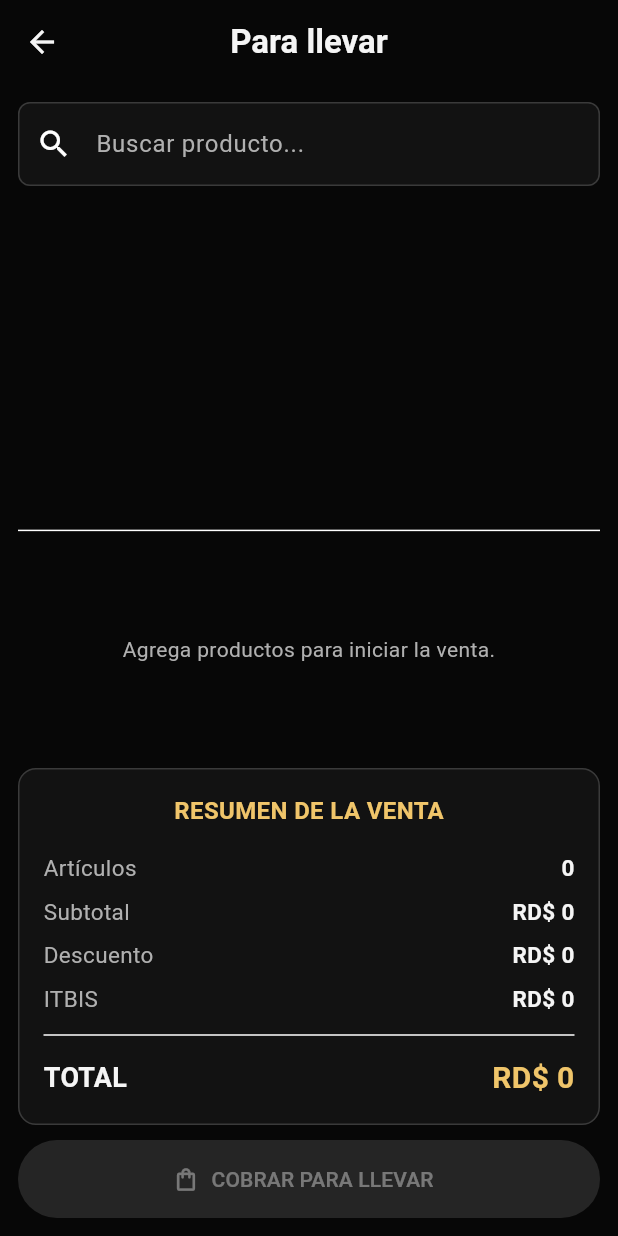
After one commit to Elilearner/privity_pos, a Flutter app: the TakeawayScreen screen opened directly, on a phone screen of 412 x 824 dp. The commit adds this screen. Run offline on Flutter 3.47's test engine with Material 3 defaults, Android fonts, the phone set to English and light mode, and no system bars; our stand-ins replace drift, drift_flutter; accounts and stored records are empty; generated files the repository leaves out were written again; statements that could not run were skipped.

Commit message:
Add takeaway sales flow

```diff
--- a/lib/core/business_config.dart
+++ b/lib/core/business_config.dart
@@ -10,13 +10,13 @@ class BusinessConfig {
   static const int totalTables = 8;
 
   static const bool enableMultipleAccounts = true;
+  // Ventas Rapidas
+  static const bool enableTakeaway = true;
 
   // Tipos de venta
   static const bool enableTableSales = true;
 
   static const bool enableQuickSale = true;
-
-  static const bool enableTakeaway = true;
 
   static const bool enableDelivery = true;
 
--- /dev/null
+++ b/lib/screens/takeaway/takeaway_screen.dart
@@ -0,0 +1,173 @@
+import 'package:flutter/material.dart';
+
+import '../../core/app_colors.dart';
+import '../../models/invoice_item.dart';
+import '../../models/sale_draft.dart';
+import '../../models/sale_type.dart';
+import '../../services/service_locator.dart';
+import '../../widgets/invoice/invoice_item_card.dart';
+import '../../widgets/invoice/invoice_summary_card.dart';
+import '../../widgets/products/product_card.dart';
+import '../payment/payment_screen.dart';
+
+class TakeawayScreen extends StatefulWidget {
+  const TakeawayScreen({super.key});
+
+  @override
+  State<TakeawayScreen> createState() => _TakeawayScreenState();
+}
+
+class _TakeawayScreenState extends State<TakeawayScreen> {
+  final SaleDraft _draft = SaleDraft(type: SaleType.takeaway);
+
+  String _searchQuery = '';
+
+  @override
+  Widget build(BuildContext context) {
+    final products = Services.products.search(_searchQuery);
+
+    return Scaffold(
+      appBar: AppBar(title: const Text('Para llevar')),
+      body: Padding(
+        padding: const EdgeInsets.all(12),
+        child: Column(
+          children: [
+            TextField(
+              decoration: const InputDecoration(
+                hintText: 'Buscar producto...',
+                prefixIcon: Icon(Icons.search),
+              ),
+              onChanged: (value) {
+                setState(() {
+                  _searchQuery = value;
+                });
+              },
+            ),
+
+            const SizedBox(height: 12),
+
+            Expanded(
+              flex: 3,
+              child: GridView.builder(
+                itemCount: products.length,
+                gridDelegate: const SliverGridDelegateWithFixedCrossAxisCount(
+                  crossAxisCount: 3,
+                  crossAxisSpacing: 8,
+                  mainAxisSpacing: 8,
+                  childAspectRatio: 0.72,
+                ),
+                itemBuilder: (context, index) {
+                  final product = products[index];
+
+                  return ProductCard(
+                    name: product.name,
+                    price: product.salePrice,
+                    imagePath: product.imagePath,
+                    onTap: () {
+                      final existingItem = _draft.findItem(product.id);
+
+                      if (existingItem != null) {
+                        existingItem.increase();
+                      } else {
+                        _draft.addItem(InvoiceItem(product: product));
+                      }
+
+                      setState(() {});
+                    },
+                  );
+                },
+              ),
+            ),
+
+            const Divider(height: 20),
+
+            Expanded(
+              flex: 2,
+              child: _draft.items.isEmpty
+                  ? const Center(
+                      child: Text(
+                        'Agrega productos para iniciar la venta.',
+                        textAlign: TextAlign.center,
+                        style: TextStyle(color: AppColors.textSecondary),
+                      ),
+                    )
+                  : ListView.separated(
+                      itemCount: _draft.items.length,
+                      separatorBuilder: (_, _) => const SizedBox(height: 8),
+                      itemBuilder: (context, index) {
+                        final item = _draft.items[index];
+
+                        return InvoiceItemCard(
+                          item: item,
+                          onIncrease: () {
+                            item.increase();
+
+                            setState(() {});
+                          },
+                          onDecrease: () {
+                            if (item.quantity > 1) {
+                              item.decrease();
+                            } else {
+                              _draft.removeItem(index);
+                            }
+
+                            setState(() {});
+                          },
+                          onDelete: () {
+                            _draft.removeItem(index);
+
+                            setState(() {});
+                          },
+                        );
+                      },
+                    ),
+            ),
+
+            const SizedBox(height: 10),
+
+            InvoiceSummaryCard(
+              totalItems: _draft.totalItems,
+              subtotal: _draft.subtotal,
+            ),
+
+            const SizedBox(height: 10),
+
+            SizedBox(
+              width: double.infinity,
+              height: 52,
+              child: FilledButton.icon(
+                onPressed: _draft.isEmpty ? null : _openPaymentScreen,
+                icon: const Icon(Icons.shopping_bag_outlined),
+                label: const Text('COBRAR PARA LLEVAR'),
+              ),
+            ),
+          ],
+        ),
+      ),
+    );
+  }
+
+  Future<void> _openPaymentScreen() async {
+    final paymentCompleted = await Navigator.of(context).push<bool>(
+      MaterialPageRoute(builder: (_) => PaymentScreen(draft: _draft)),
+    );
+
+    if (!mounted) {
+      return;
+    }
+
+    if (paymentCompleted == true) {
+      setState(() {
+        _searchQuery = '';
+      });
+
+      ScaffoldMessenger.of(context).showSnackBar(
+        const SnackBar(content: Text('Venta para llevar completada.')),
+      );
+
+      return;
+    }
+
+    setState(() {});
+  }
+}
```
